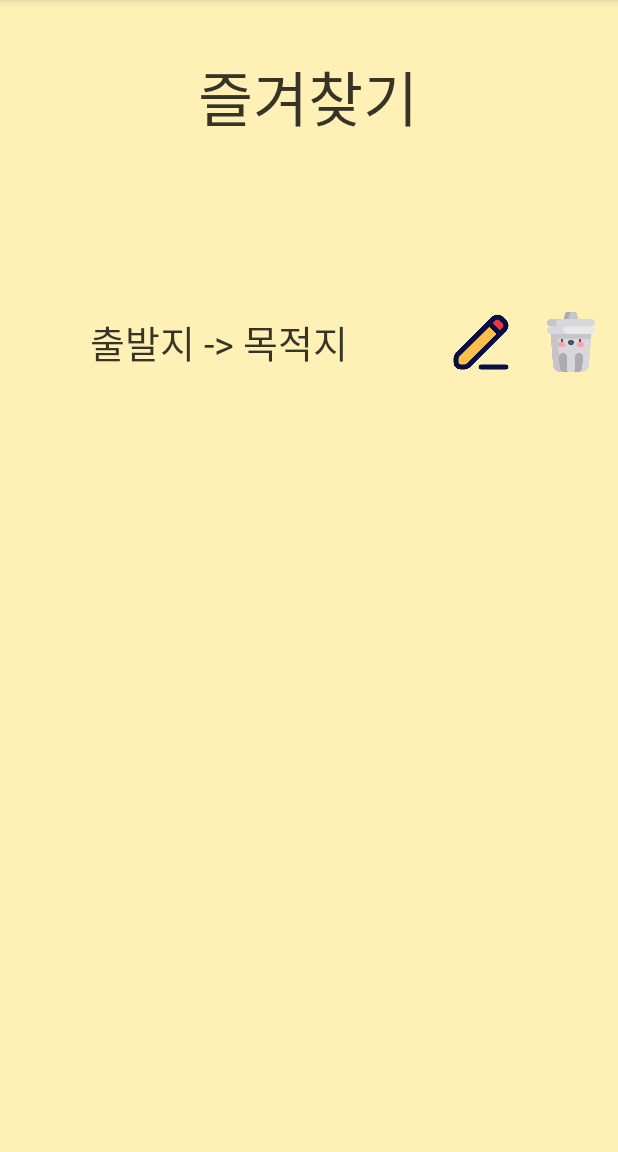
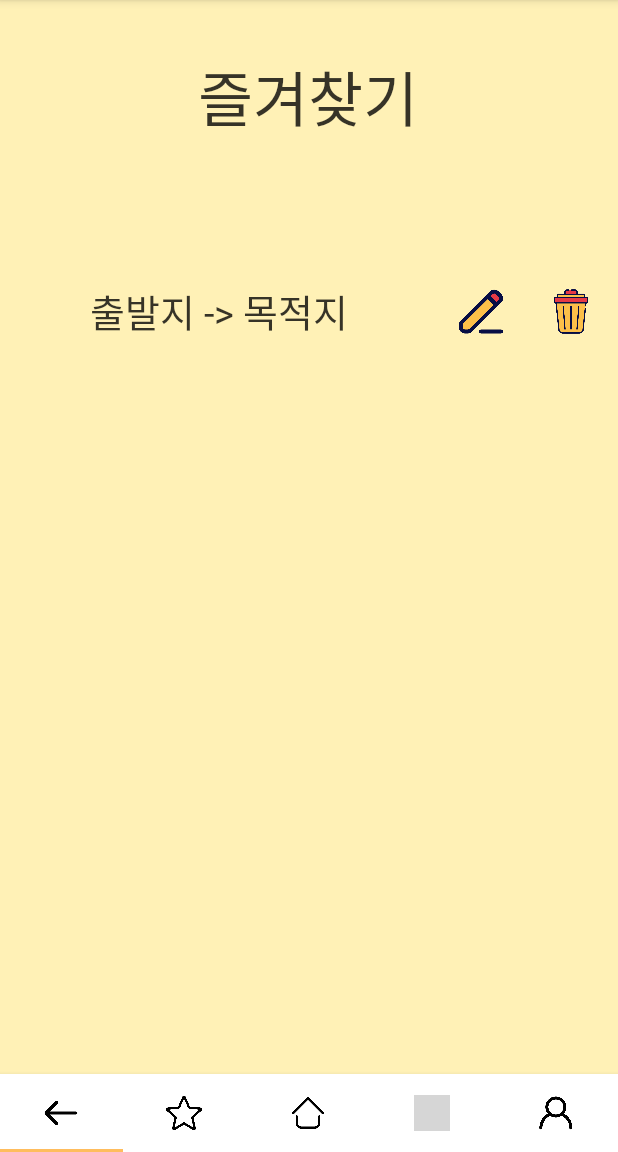
Before and after one commit to legowww/TTO-app, an Android app: the Favorites screen opened directly, with no data from a screen before it, on a phone screen of 412 x 824 dp, the part 84-1236 px from its top. Run offline under Robolectric (Android 15) with nearby library versions, the phone set to English and light mode, and no system bars; grey boxes are pictures that could not be loaded.

Commit message:
version 1.0.9 - Favorites page connected

```diff
--- a/front/MyApplication_luis/MyApplication_luis/app/src/main/java/com/example/myapplication/Detail.kt
+++ b/front/MyApplication_luis/MyApplication_luis/app/src/main/java/com/example/myapplication/Detail.kt
@@ -16,7 +16,7 @@ class Detail : AppCompatActivity() {
 
 
         val back = Intent(this,Routelist::class.java)
-        //val star = Intent(this,Login::class.java)
+        val star = Intent(this,Favorites::class.java)
         val home = Intent(this, MainActivity::class.java)
         val reload = Intent(this, Detail::class.java)
         val account = Intent(this, Mypage::class.java)
@@ -32,6 +32,7 @@ class Detail : AppCompatActivity() {
             override fun onTabSelected(tab: TabLayout.Tab?) {
                 when (tab!!.position) {
                     0 -> startActivity(back)
+                    1 -> startActivity(star)
                     2 -> startActivity(home)
                     3 -> startActivity(reload)
                     4 -> startActivity(account)
--- a/front/MyApplication_luis/MyApplication_luis/app/src/main/java/com/example/myapplication/Favorites.kt
+++ b/front/MyApplication_luis/MyApplication_luis/app/src/main/java/com/example/myapplication/Favorites.kt
@@ -1,11 +1,38 @@
 package com.example.myapplication
 
+import android.content.Intent
 import androidx.appcompat.app.AppCompatActivity
 import android.os.Bundle
+import com.google.android.material.tabs.TabLayout
 
 class Favorites : AppCompatActivity() {
     override fun onCreate(savedInstanceState: Bundle?) {
         super.onCreate(savedInstanceState)
         setContentView(R.layout.activity_favorites)
+
+        //val back = Intent(this,Routelist::class.java)
+        val star = Intent(this,Favorites::class.java)
+        val home = Intent(this, MainActivity::class.java)
+        //val reload = Intent(this, Detail::class.java)
+        val account = Intent(this, Mypage::class.java)
+
+        val tabs : (TabLayout) = findViewById(R.id.tabs)
+        tabs.addOnTabSelectedListener(object: TabLayout.OnTabSelectedListener {
+            override fun onTabReselected(tab: TabLayout.Tab?) {
+            }
+
+            override fun onTabUnselected(tab: TabLayout.Tab?) {
+            }
+
+            override fun onTabSelected(tab: TabLayout.Tab?) {
+                when (tab!!.position) {
+                    0 -> startActivity(home)
+                    1 -> startActivity(star)
+                    2 -> startActivity(home)
+                    3 -> startActivity(star)
+                    4 -> startActivity(account)
+                }
+            }
+        })
     }
 }
--- a/front/MyApplication_luis/MyApplication_luis/app/src/main/java/com/example/myapplication/MainActivity.kt
+++ b/front/MyApplication_luis/MyApplication_luis/app/src/main/java/com/example/myapplication/MainActivity.kt
@@ -29,7 +29,7 @@ class MainActivity : AppCompatActivity() {
         }
 
         val back = Intent(this,Login::class.java)
-        //val star = Intent(this,Login::class.java)
+        val star = Intent(this,Favorites::class.java)
         val home = Intent(this, MainActivity::class.java)
         val account = Intent(this, Mypage::class.java)
 
@@ -44,6 +44,7 @@ class MainActivity : AppCompatActivity() {
             override fun onTabSelected(tab: TabLayout.Tab?) {
                 when (tab!!.position) {
                     0 -> startActivity(back)
+                    1 -> startActivity(star)
                     2 -> startActivity(home)
                     3 -> startActivity(home)
                     4 -> startActivity(account)
--- a/front/MyApplication_luis/MyApplication_luis/app/src/main/java/com/example/myapplication/Mypage.kt
+++ b/front/MyApplication_luis/MyApplication_luis/app/src/main/java/com/example/myapplication/Mypage.kt
@@ -12,7 +12,7 @@ class Mypage : AppCompatActivity() {
         setContentView(R.layout.activity_my_page)
 
         //val back = Intent(this,MainActivity::class.java)
-        //val star = Intent(this,Login::class.java)
+        val star = Intent(this,Favorites::class.java)
         val home = Intent(this, MainActivity::class.java)
         val account = Intent(this, Mypage::class.java)
 
@@ -27,6 +27,7 @@ class Mypage : AppCompatActivity() {
             override fun onTabSelected(tab: TabLayout.Tab?) {
                 when (tab!!.position) {
                     0 -> startActivity(home)
+                    1 -> startActivity(star)
                     2 -> startActivity(home)
                     3 -> startActivity(account)
                     4 -> startActivity(account)
--- a/front/MyApplication_luis/MyApplication_luis/app/src/main/java/com/example/myapplication/Routelist.kt
+++ b/front/MyApplication_luis/MyApplication_luis/app/src/main/java/com/example/myapplication/Routelist.kt
@@ -80,7 +80,7 @@ class Routelist : AppCompatActivity() {
         })
 
         //val back = Intent(this,MainActivity::class.java)
-        //val star = Intent(this,Login::class.java)
+        val star = Intent(this,Favorites::class.java)
         val home = Intent(this, MainActivity::class.java)
         val reload = Intent(this, Routelist::class.java)
         val account = Intent(this, Mypage::class.java)
@@ -96,6 +96,7 @@ class Routelist : AppCompatActivity() {
             override fun onTabSelected(tab: TabLayout.Tab?) {
                 when (tab!!.position) {
                     0 -> startActivity(home)
+                    1 -> startActivity(star)
                     2 -> startActivity(home)
                     3 -> startActivity(reload)
                     4 -> startActivity(account)
--- a/front/MyApplication_luis/MyApplication_luis/app/src/main/res/layout/activity_favorites.xml
+++ b/front/MyApplication_luis/MyApplication_luis/app/src/main/res/layout/activity_favorites.xml
@@ -25,24 +25,24 @@
 
     <LinearLayout
         android:layout_width="409dp"
-        android:layout_height="600dp"
+        android:layout_height="550dp"
         android:orientation="vertical"
         app:layout_constraintBottom_toBottomOf="parent"
         app:layout_constraintEnd_toEndOf="parent"
         app:layout_constraintStart_toStartOf="parent"
         app:layout_constraintTop_toTopOf="parent"
-        app:layout_constraintVertical_bias="1.0">
+        app:layout_constraintVertical_bias="0.7">
 
 
         <LinearLayout
             android:layout_width="match_parent"
-            android:layout_height="120dp"
+            android:layout_height="110dp"
             android:orientation="horizontal" >
 
             <TextView
                 android:id="@+id/textView6"
                 android:layout_width="289dp"
-                android:layout_height="120dp"
+                android:layout_height="110dp"
                 android:fontFamily="@font/jalnan"
                 android:gravity="center"
                 android:text="출발지 -> 목적지"
@@ -52,8 +52,9 @@
             <ImageButton
                 android:id="@+id/button"
                 android:layout_width="40dp"
-                android:layout_height="120dp"
+                android:layout_height="110dp"
                 android:layout_margin="10dp"
+                android:padding="4dp"
                 android:src="@drawable/edit"
                 android:scaleType="fitCenter"
                 android:layout_gravity="center"
@@ -62,7 +63,7 @@
             <ImageButton
                 android:id="@+id/button2"
                 android:layout_width="40dp"
-                android:layout_height="120dp"
+                android:layout_height="110dp"
                 android:layout_margin="10dp"
                 android:src="@drawable/trash_can"
                 android:scaleType="fitCenter"
@@ -70,4 +71,51 @@
                 android:background="@color/transparent"/>
         </LinearLayout>
     </LinearLayout>
+
+    <com.google.android.material.tabs.TabLayout
+        android:id="@+id/tabs"
+        android:layout_width="match_parent"
+        android:layout_height="52dp"
+        android:layout_alignParentBottom="true"
+        android:background="#FFFFFF"
+        android:elevation="5dp"
+        app:layout_constraintBottom_toBottomOf="parent"
+        app:layout_constraintEnd_toEndOf="parent"
+        app:layout_constraintHorizontal_bias="0.0"
+        app:layout_constraintStart_toStartOf="parent"
+        app:layout_constraintTop_toTopOf="parent"
+        app:layout_constraintVertical_bias="1.0"
+        app:tabIndicatorColor="@color/orange">
+
+        <com.google.android.material.tabs.TabItem
+            android:id="@+id/back"
+            android:layout_width="wrap_content"
+            android:layout_height="wrap_content"
+            android:icon="@drawable/back" />
+
+        <com.google.android.material.tabs.TabItem
+            android:id="@+id/star"
+            android:layout_width="wrap_content"
+            android:layout_height="wrap_content"
+            android:icon="@drawable/star"/>
+
+        <com.google.android.material.tabs.TabItem
+            android:id="@+id/home"
+            android:layout_width="wrap_content"
+            android:layout_height="wrap_content"
+            android:icon="@drawable/home"/>
+
+        <com.google.android.material.tabs.TabItem
+            android:id="@+id/reload"
+            android:layout_width="wrap_content"
+            android:layout_height="wrap_content"
+            android:icon="@drawable/refresh"/>
+
+        <com.google.android.material.tabs.TabItem
+            android:id="@+id/account"
+            android:layout_width="wrap_content"
+            android:layout_height="wrap_content"
+            android:icon="@drawable/account"/>
+
+    </com.google.android.material.tabs.TabLayout>
 </androidx.constraintlayout.widget.ConstraintLayout>
```
Also changed, not shown: front/MyApplication_luis/MyApplication_luis/app/src/main/res/drawable/trash_can.png.
